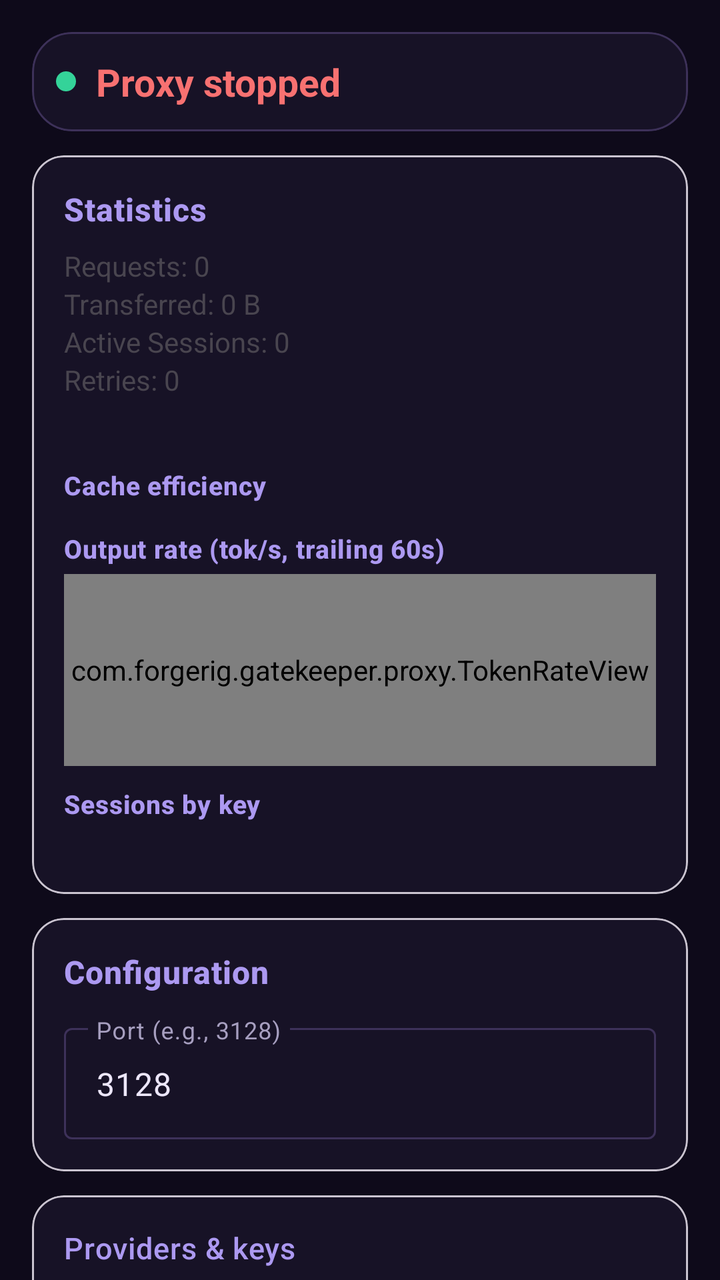
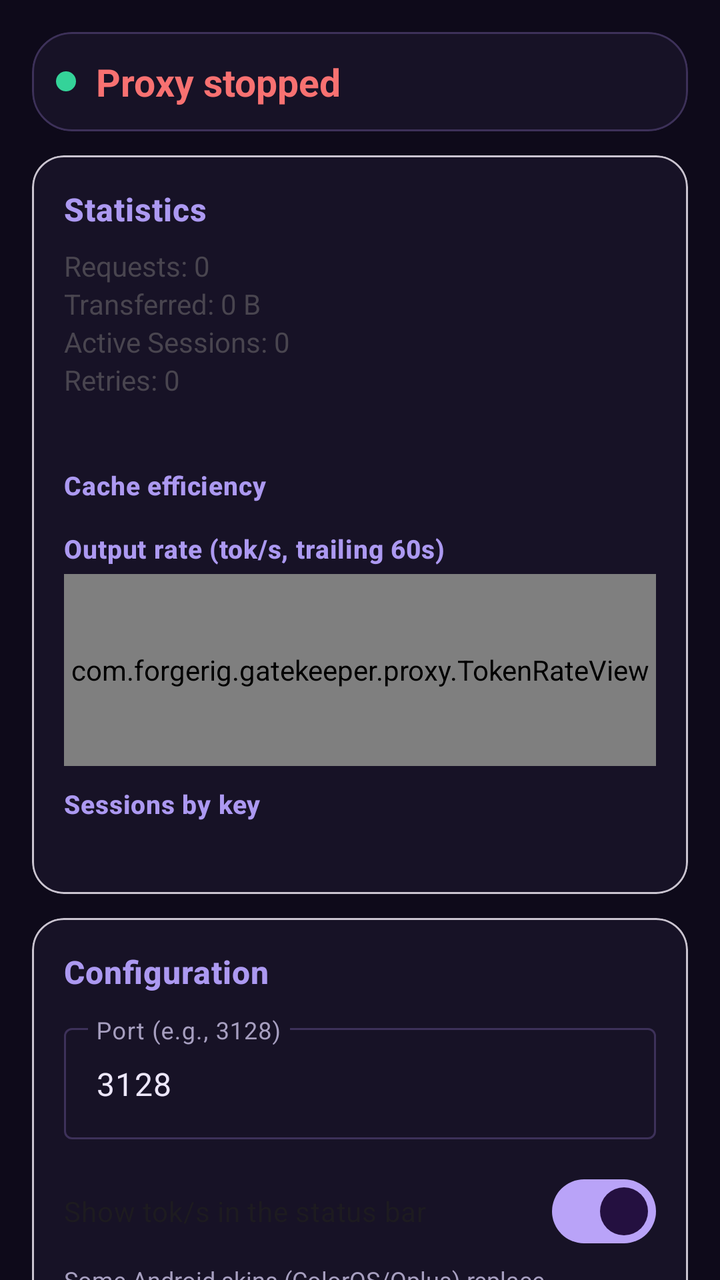

Two renders of the same Android screen: before a commit and after it. Below are the layout's source before the change and the commit's diff.
<!-- AndroidManifest.xml: activity theme Theme.ProxyApp.NoActionBar -->
<!-- res/layout/activity_main.xml -->
<?xml version="1.0" encoding="utf-8"?>
<androidx.constraintlayout.widget.ConstraintLayout
    xmlns:android="http://schemas.android.com/apk/res/android"
    xmlns:app="http://schemas.android.com/apk/res-auto"
    xmlns:tools="http://schemas.android.com/tools"
    android:layout_width="match_parent"
    android:layout_height="match_parent"
    android:fitsSystemWindows="true"
    tools:context=".MainActivity">

    <androidx.core.widget.NestedScrollView
        android:layout_width="match_parent"
        android:layout_height="0dp"
        android:fillViewport="true"
        app:layout_constraintBottom_toBottomOf="parent"
        app:layout_constraintTop_toTopOf="parent"
        app:layout_constraintStart_toStartOf="parent"
        app:layout_constraintEnd_toEndOf="parent">

        <LinearLayout
            android:layout_width="match_parent"
            android:layout_height="wrap_content"
            android:orientation="vertical"
            android:padding="16dp">

            <com.google.android.material.card.MaterialCardView
                android:id="@+id/statusCard"
                android:layout_width="match_parent"
                android:layout_height="wrap_content"
                android:layout_marginBottom="12dp"
                app:cardCornerRadius="20dp"
                app:strokeWidth="1dp"
                app:strokeColor="@color/outline"
                app:cardBackgroundColor="@color/surface">

                <LinearLayout
                    android:layout_width="match_parent"
                    android:layout_height="wrap_content"
                    android:orientation="vertical"
                    android:padding="12dp">

                    <LinearLayout
                        android:layout_width="match_parent"
                        android:layout_height="wrap_content"
                        android:orientation="horizontal"
                        android:gravity="center_vertical">

                        <View
                            android:id="@+id/statusDot"
                            android:layout_width="10dp"
                            android:layout_height="10dp"
                            android:layout_marginEnd="10dp"
                            android:background="@drawable/status_dot" />

                        <TextView
                            android:id="@+id/statusText"
                            android:layout_width="0dp"
                            android:layout_height="wrap_content"
                            android:layout_weight="1"
                            android:text="@string/proxy_stopped"
                            android:textSize="19sp"
                            android:textStyle="bold"
                            android:textColor="@color/red" />
                    </LinearLayout>

                    <TextView
                        android:id="@+id/portText"
                        android:layout_width="match_parent"
                        android:layout_height="wrap_content"
                        android:text=""
                        android:textSize="13sp"
                        android:gravity="center"
                        android:layout_marginTop="4dp"
                        android:textColor="@color/purple_200"
                        android:visibility="gone"/>

                    <TextView
                        android:id="@+id/upstreamText"
                        android:layout_width="match_parent"
                        android:layout_height="wrap_content"
                        android:text=""
                        android:textSize="12sp"
                        android:gravity="center"
                        android:layout_marginTop="2dp"
                        android:visibility="gone"/>
                </LinearLayout>
            </com.google.android.material.card.MaterialCardView>

            <com.google.android.material.card.MaterialCardView
                android:id="@+id/statsCard"
                android:layout_width="match_parent"
                android:layout_height="wrap_content"
                app:cardBackgroundColor="@color/surface"
                android:layout_marginBottom="12dp"
                app:cardCornerRadius="16dp">

                <LinearLayout
                    android:layout_width="match_parent"
                    android:layout_height="wrap_content"
                    android:orientation="vertical"
                    android:padding="16dp">

                    <TextView
                        android:layout_width="match_parent"
                        android:layout_height="wrap_content"
                        android:text="Statistics"
                        android:textSize="16sp"
                        android:textStyle="bold"
                        style="@style/Text.SectionTitle"/>

                    <TextView
                        android:id="@+id/requestsText"
                        android:layout_width="match_parent"
                        android:layout_height="wrap_content"
                        android:text="Requests: 0"
                        android:layout_marginTop="8dp"/>

                    <TextView
                        android:id="@+id/bytesText"
                        android:layout_width="match_parent"
                        android:layout_height="wrap_content"
                        android:text="Transferred: 0 B"/>

                    <TextView
                        android:id="@+id/sessionsText"
                        android:layout_width="match_parent"
                        android:layout_height="wrap_content"
                        android:text="Active Sessions: 0"/>

                    <TextView
                        android:id="@+id/retriesText"
                        android:layout_width="match_parent"
                        android:layout_height="wrap_content"
                        android:text="Retries: 0"/>

                    <TableLayout
                        android:id="@+id/tokensTable"
                        android:layout_width="match_parent"
                        android:layout_height="wrap_content"
                        android:layout_marginTop="8dp"
                        android:stretchColumns="1,2,3,4"
                        android:shrinkColumns="0">
                    </TableLayout>

                    <TextView
                        android:id="@+id/tokensFooterText"
                        android:layout_width="match_parent"
                        android:layout_height="wrap_content"
                        android:textSize="12sp"
                        android:fontFamily="monospace"
                        android:textColor="@color/title_violet"
                        android:text=""/>

                    <TextView
                        android:layout_width="match_parent"
                        android:layout_height="wrap_content"
                        android:layout_marginTop="10dp"
                        android:text="Cache efficiency"
                        android:textSize="13sp"
                        android:textStyle="bold"
                        style="@style/Text.SectionTitle"/>

                    <LinearLayout
                        android:id="@+id/cacheChart"
                        android:layout_width="match_parent"
                        android:layout_height="wrap_content"
                        android:layout_marginTop="4dp"
                        android:orientation="vertical">
                    </LinearLayout>

                    <TextView
                        android:layout_width="match_parent"
                        android:layout_height="wrap_content"
                        android:layout_marginTop="10dp"
                        android:text="Output rate (tok/s, trailing 60s)"
                        android:textSize="13sp"
                        android:textStyle="bold"
                        style="@style/Text.SectionTitle"/>

                    <com.forgerig.gatekeeper.proxy.TokenRateView
                        android:id="@+id/rateChart"
                        android:layout_width="match_parent"
                        android:layout_height="96dp"
                        android:layout_marginTop="4dp"/>

                    <TextView
                        android:layout_width="match_parent"
                        android:layout_height="wrap_content"
                        android:layout_marginTop="10dp"
                        android:text="Sessions by key"
                        android:textSize="13sp"
                        android:textStyle="bold"
                        style="@style/Text.SectionTitle"/>

                    <LinearLayout
                        android:id="@+id/sessionsList"
                        android:layout_width="match_parent"
                        android:layout_height="wrap_content"
                        android:layout_marginTop="4dp"
                        android:orientation="vertical">
                    </LinearLayout>

                    <TextView
                        android:id="@+id/hostsText"
                        android:layout_width="match_parent"
                        android:layout_height="wrap_content"
                        android:textSize="12sp"
                        android:fontFamily="monospace"
                        android:text=""/>
                </LinearLayout>
            </com.google.android.material.card.MaterialCardView>

            <com.google.android.material.card.MaterialCardView
                android:id="@+id/configCard"
                android:layout_width="match_parent"
                android:layout_height="wrap_content"
                app:cardBackgroundColor="@color/surface"
                android:layout_marginBottom="12dp"
                app:cardCornerRadius="16dp">

                <LinearLayout
                    android:layout_width="match_parent"
                    android:layout_height="wrap_content"
                    android:orientation="vertical"
                    android:padding="16dp">

                    <TextView
                        android:layout_width="match_parent"
                        android:layout_height="wrap_content"
                        android:text="Configuration"
                        android:textSize="16sp"
                        android:textStyle="bold"
                        style="@style/Text.SectionTitle"/>

                    <com.google.android.material.textfield.TextInputLayout
                        android:layout_width="match_parent"
                        android:layout_height="wrap_content"
                        android:layout_marginTop="12dp"
                        android:hint="@string/port_hint"
                        style="@style/Widget.Material3.TextInputLayout.OutlinedBox">

                        <com.google.android.material.textfield.TextInputEditText
                            android:id="@+id/portInput"
                            android:layout_width="match_parent"
                            android:layout_height="wrap_content"
                            android:inputType="number"
                            android:text="3128"/>
                    </com.google.android.material.textfield.TextInputLayout>
                </LinearLayout>
            </com.google.android.material.card.MaterialCardView>

            <com.google.android.material.card.MaterialCardView
                android:id="@+id/providersCard"
                android:layout_width="match_parent"
                android:layout_height="wrap_content"
                android:layout_marginBottom="12dp"
                app:cardCornerRadius="16dp"
                app:cardBackgroundColor="@color/surface">

                <LinearLayout
                    android:layout_width="match_parent"
                    android:layout_height="wrap_content"
                    android:orientation="vertical"
                    android:padding="16dp">

                    <TextView
                        android:layout_width="match_parent"
                        android:layout_height="wrap_content"
                        style="@style/Text.SectionTitle"
                        android:text="@string/providers_title"/>

                    <TextView
                        android:layout_width="match_parent"
                        android:layout_height="wrap_content"
                        style="@style/Text.Hint"
                        android:layout_marginTop="4dp"
                        android:text="@string/providers_hint"/>

                    <TextView
                        android:id="@+id/providersSummaryText"
                        android:layout_width="match_parent"
                        android:layout_height="wrap_content"
                        android:layout_marginTop="8dp"
                        android:textSize="13sp"
                        android:fontFamily="monospace"
                        android:text="no providers configured"/>

                    <com.google.android.material.button.MaterialButton
                        android:id="@+id/addKeyButton"
                        android:layout_width="match_parent"
                        android:layout_height="wrap_content"
                        android:layout_marginTop="8dp"
                        android:text="@string/add_key"
                        style="@style/Widget.Material3.Button.TonalButton"/>

                    <LinearLayout
                        android:layout_width="match_parent"
                        android:layout_height="wrap_content"
                        android:orientation="horizontal"
                        android:layout_marginTop="8dp">

                        <com.google.android.material.button.MaterialButton
                            android:id="@+id/exportBackupButton"
                            android:layout_width="0dp"
                            android:layout_height="wrap_content"
                            android:layout_weight="1"
                            android:layout_marginEnd="4dp"
                            android:text="@string/export_backup"
                            style="@style/Widget.Material3.Button.OutlinedButton"/>

                        <com.google.android.material.button.MaterialButton
                            android:id="@+id/importBackupButton"
                            android:layout_width="0dp"
                            android:layout_height="wrap_content"
                            android:layout_weight="1"
                            android:layout_marginStart="4dp"
                            android:text="@string/import_backup"
                            style="@style/Widget.Material3.Button.OutlinedButton"/>
                    </LinearLayout>

                    <com.google.android.material.button.MaterialButton
                        android:id="@+id/exportCaButton"
                        android:layout_width="match_parent"
                        android:layout_height="wrap_content"
                        android:layout_marginTop="8dp"
                        android:text="@string/export_ca"
                        style="@style/Widget.Material3.Button.OutlinedButton"/>
                </LinearLayout>
            </com.google.android.material.card.MaterialCardView>

            <com.google.android.material.card.MaterialCardView
                android:id="@+id/eventsCard"
                android:layout_width="match_parent"
                android:layout_height="wrap_content"
                android:layout_marginBottom="12dp"
                app:cardCornerRadius="16dp"
                app:cardBackgroundColor="@color/surface">

                <LinearLayout
                    android:layout_width="match_parent"
                    android:layout_height="wrap_content"
                    android:orientation="vertical"
                    android:padding="16dp">

                    <TextView
                        android:layout_width="match_parent"
                        android:layout_height="wrap_content"
                        style="@style/Text.SectionTitle"
                        android:text="@string/events_title"/>

                    <ScrollView
                        android:id="@+id/eventsScrollView"
                        android:layout_width="match_parent"
                        android:layout_height="wrap_content"
                        android:maxHeight="220dp"
                        android:layout_marginTop="8dp"
                        android:background="@drawable/script_block_bg">

                        <TextView
                            android:id="@+id/eventsText"
                            android:layout_width="match_parent"
                            android:layout_height="wrap_content"
                            android:padding="10dp"
                            style="@style/Text.ScriptBlock"
                            android:text="No events yet — start the proxy."/>
                    </ScrollView>
                </LinearLayout>
            </com.google.android.material.card.MaterialCardView>

            <LinearLayout
                android:layout_width="match_parent"
                android:layout_height="wrap_content"
                android:orientation="horizontal"
                android:gravity="center"
                android:layout_marginTop="4dp">

                <com.google.android.material.button.MaterialButton
                    android:id="@+id/startStopButton"
                    android:layout_width="0dp"
                    android:layout_height="wrap_content"
                    android:layout_weight="1"
                    android:layout_marginEnd="8dp"
                    android:text="@string/start_proxy"
                    app:icon="@android:drawable/ic_media_play"/>

                <com.google.android.material.button.MaterialButton
                    android:id="@+id/exportButton"
                    android:layout_width="0dp"
                    android:layout_height="wrap_content"
                    android:layout_weight="1"
                    android:layout_marginStart="8dp"
                    android:text="@string/export_metrics"/>
            </LinearLayout>

            <com.google.android.material.button.MaterialButton
                android:id="@+id/clearButton"
                android:layout_width="match_parent"
                android:layout_height="wrap_content"
                android:layout_marginTop="8dp"
                android:text="@string/clear_metrics"
                style="@style/Widget.Material3.Button.OutlinedButton"/>

            <com.google.android.material.card.MaterialCardView
                android:id="@+id/setupScriptCard"
                android:layout_width="match_parent"
                android:layout_height="wrap_content"
                app:cardBackgroundColor="@color/surface"
                android:layout_marginTop="12dp"
                app:cardCornerRadius="16dp">

                <LinearLayout
                    android:layout_width="match_parent"
                    android:layout_height="wrap_content"
                    android:orientation="vertical"
                    android:padding="16dp">

                    <LinearLayout
                        android:id="@+id/setupScriptHeader"
                        android:layout_width="match_parent"
                        android:layout_height="wrap_content"
                        android:orientation="horizontal"
                        android:gravity="center_vertical"
                        android:clickable="true"
                        android:focusable="true">

                        <TextView
                            android:layout_width="0dp"
                            android:layout_height="wrap_content"
                            android:layout_weight="1"
                            android:text="@string/setup_script_title"
                            android:textSize="16sp"
                            android:textStyle="bold"
                            style="@style/Text.SectionTitle"/>

                        <ImageView
                            android:id="@+id/setupScriptExpandIcon"
                            android:layout_width="32dp"
                            android:layout_height="32dp"
                            android:padding="4dp"
                            android:src="@android:drawable/arrow_down_float"
                            android:contentDescription="@string/expand"/>
                    </LinearLayout>

                    <TextView
                        android:layout_width="match_parent"
                        android:layout_height="wrap_content"
                        android:text="@string/setup_script_hint"
                        style="@style/Text.Hint"
                        android:layout_marginTop="4dp"/>

                    <com.google.android.material.button.MaterialButton
                        android:id="@+id/copyScriptButton"
                        android:layout_width="wrap_content"
                        android:layout_height="wrap_content"
                        android:layout_marginTop="8dp"
                        android:text="@string/copy_setup_script"
                        app:icon="@android:drawable/ic_menu_save"
                        app:strokeWidth="1dp"
                        app:strokeColor="@color/outline"/>

                    <ScrollView
                        android:id="@+id/setupScriptScrollView"
                        android:layout_width="match_parent"
                        android:layout_height="wrap_content"
                        android:maxHeight="280dp"
                        android:layout_marginTop="8dp"
                        android:background="@drawable/script_block_bg"
                        android:visibility="gone">

                        <HorizontalScrollView
                            android:layout_width="match_parent"
                            android:layout_height="wrap_content">

                            <TextView
                                android:id="@+id/setupScriptText"
                                android:layout_width="wrap_content"
                                android:layout_height="wrap_content"
                                android:padding="10dp"
                                style="@style/Text.ScriptBlock"
                                android:textIsSelectable="true"/>
                        </HorizontalScrollView>
                    </ScrollView>
                </LinearLayout>
            </com.google.android.material.card.MaterialCardView>

            <com.google.android.material.card.MaterialCardView
                android:id="@+id/cleanupScriptCard"
                android:layout_width="match_parent"
                android:layout_height="wrap_content"
                app:cardBackgroundColor="@color/surface"
                android:layout_marginTop="12dp"
                android:layout_marginBottom="24dp"
                app:cardCornerRadius="16dp">

                <LinearLayout
                    android:layout_width="match_parent"
                    android:layout_height="wrap_content"
                    android:orientation="vertical"
                    android:padding="16dp">

                    <LinearLayout
                        android:id="@+id/cleanupScriptHeader"
                        android:layout_width="match_parent"
                        android:layout_height="wrap_content"
                        android:orientation="horizontal"
                        android:gravity="center_vertical"
                        android:clickable="true"
                        android:focusable="true">

                        <TextView
                            android:layout_width="0dp"
                            android:layout_height="wrap_content"
                            android:layout_weight="1"
                            android:text="@string/cleanup_script_title"
                            android:textSize="16sp"
                            android:textStyle="bold"
                            style="@style/Text.SectionTitle"/>

                        <ImageView
                            android:id="@+id/cleanupScriptExpandIcon"
                            android:layout_width="32dp"
                            android:layout_height="32dp"
                            android:padding="4dp"
                            android:src="@android:drawable/arrow_down_float"
                            android:contentDescription="@string/expand"/>
                    </LinearLayout>

                    <TextView
                        android:layout_width="match_parent"
                        android:layout_height="wrap_content"
                        android:text="@string/cleanup_script_hint"
                        style="@style/Text.Hint"
                        android:layout_marginTop="4dp"/>

                    <com.google.android.material.button.MaterialButton
                        android:id="@+id/copyCleanupButton"
                        android:layout_width="wrap_content"
                        android:layout_height="wrap_content"
                        android:layout_marginTop="8dp"
                        android:text="@string/copy_cleanup_script"
                        app:icon="@android:drawable/ic_menu_save"
                        app:strokeWidth="1dp"
                        app:strokeColor="@color/outline"/>

                    <ScrollView
                        android:id="@+id/cleanupScriptScrollView"
                        android:layout_width="match_parent"
                        android:layout_height="wrap_content"
                        android:maxHeight="280dp"
                        android:layout_marginTop="8dp"
                        android:background="@drawable/script_block_bg"
                        android:visibility="gone">

                        <HorizontalScrollView
                            android:layout_width="match_parent"
                            android:layout_height="wrap_content">

                            <TextView
                                android:id="@+id/cleanupScriptText"
                                android:layout_width="wrap_content"
                                android:layout_height="wrap_content"
                                android:padding="8dp"
                                android:textSize="11sp"
                                android:fontFamily="monospace"
                                android:textIsSelectable="true"/>
                        </HorizontalScrollView>
                    </ScrollView>
                </LinearLayout>
            </com.google.android.material.card.MaterialCardView>
        </LinearLayout>
    </androidx.core.widget.NestedScrollView>
</androidx.constraintlayout.widget.ConstraintLayout>
<!-- resources referenced by this layout -->
<resources>
  <color name="outline">#FF3D3159</color>
  <color name="purple_200">#FFB9A3F8</color>
  <color name="red">#FFF87171</color>
  <color name="surface">#FF171226</color>
  <color name="title_violet">#FFAC99F1</color>
  <!-- drawable script_block_bg (drawable) -->
  <?xml version="1.0" encoding="utf-8"?>
  <shape xmlns:android="http://schemas.android.com/apk/res/android"
      android:shape="rectangle">
      <solid android:color="@color/surface_high" />
      <stroke
          android:width="1dp"
          android:color="@color/outline_variant" />
      <corners android:radius="12dp" />
  </shape>
  <!-- drawable status_dot (drawable) -->
  <?xml version="1.0" encoding="utf-8"?>
  <shape xmlns:android="http://schemas.android.com/apk/res/android"
      android:shape="oval">
      <solid android:color="@color/status_running" />
      <size
          android:width="10dp"
          android:height="10dp" />
  </shape>
  <string name="add_key">Add key</string>
  <string name="cleanup_script_hint">Copy and paste into Termux / proot Ubuntu to remove proxy env, kill daemon, clear metrics.</string>
  <string name="cleanup_script_title">Terminal cleanup script</string>
  <string name="clear_metrics">Clear Metrics</string>
  <string name="copy_cleanup_script">Copy cleanup script</string>
  <string name="copy_setup_script">Copy setup script</string>
  <string name="events_title">Recent events</string>
  <string name="expand">Expand</string>
  <string name="export_backup">Export backup</string>
  <string name="export_ca">Export MITM CA</string>
  <string name="export_metrics">Export Metrics</string>
  <string name="import_backup">Import backup</string>
  <string name="port_hint">Port (e.g., 3128)</string>
  <string name="providers_hint">Providers are built in — just add keys. The proxy injects the active key per provider and rolls over on 429/401. Secrets stay encrypted on-device.</string>
  <string name="providers_title">Providers &amp; keys</string>
  <string name="proxy_stopped">Proxy stopped</string>
  <string name="setup_script_hint">Copy and paste into Termux / proot Ubuntu to route opencode through this proxy.</string>
  <string name="setup_script_title">Terminal setup script</string>
  <string name="start_proxy">Start Proxy</string>
  <style name="Text.Hint" parent="TextAppearance.Material3.BodySmall">
          <item name="android:textColor">@color/hint_text</item>
      </style>
  <style name="Text.ScriptBlock" parent="TextAppearance.Material3.BodySmall">
          <item name="android:textColor">@color/on_surface</item>
          <item name="android:fontFamily">monospace</item>
          <item name="android:textSize">11sp</item>
      </style>
  <style name="Text.SectionTitle" parent="TextAppearance.Material3.TitleMedium">
          <item name="android:textColor">@color/title_violet</item>
          <item name="android:textSize">15sp</item>
          <item name="android:letterSpacing">0.02</item>
      </style>
  <style name="Theme.ProxyApp.NoActionBar">
          <item name="windowActionBar">false</item>
          <item name="windowNoTitle">true</item>
      </style>
  <color name="surface_high">#FF241B3D</color>
  <color name="outline_variant">#FF2C2342</color>
  <color name="status_running">#FF34D399</color>
  <color name="hint_text">#FFA79FC0</color>
  <color name="on_surface">#FFEDE7FB</color>
</resources>

<!-- the commit's change to res/layout/activity_main.xml (unified diff, before → after) -->
@@ -246,6 +246,22 @@
                             android:inputType="number"
                             android:text="3128"/>
                     </com.google.android.material.textfield.TextInputLayout>
+<com.google.android.material.materialswitch.MaterialSwitch
+                        android:id="@+id/statusBarRateSwitch"
+                        android:layout_width="match_parent"
+                        android:layout_height="wrap_content"
+                        android:layout_marginTop="12dp"
+                        android:text="Show tok/s in the status bar"
+                        android:textSize="14sp"
+                        android:checked="true"/>
+
+                    <TextView
+                        android:layout_width="match_parent"
+                        android:layout_height="wrap_content"
+                        android:layout_marginTop="2dp"
+                        android:text="Some Android skins (ColorOS/Oplus) replace the status-bar icon with the app icon. If so, allow notifications to show it in Settings."
+                        android:textSize="12sp"
+                        android:textColor="@color/hint_text"/>
                 </LinearLayout>
             </com.google.android.material.card.MaterialCardView>
 
